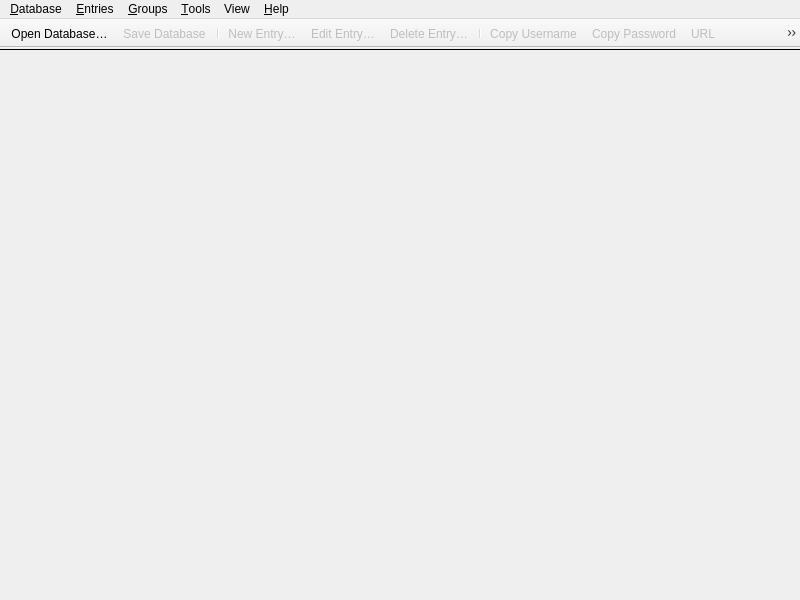
Before: the Qt Designer form src/gui/MainWindow.ui in keepassxreboot/keepassxc, drawn with Qt 5.
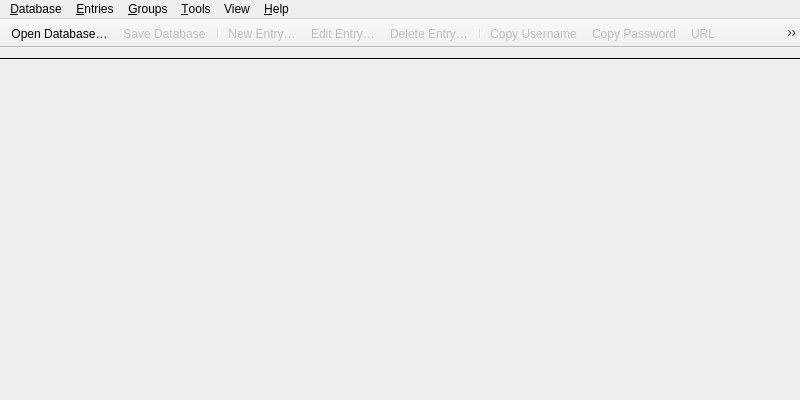
After: the same form once the commit is applied. Custom widgets are drawn as their Qt base class.

```diff
--- a/src/gui/MainWindow.ui
+++ b/src/gui/MainWindow.ui
@@ -10,13 +10,13 @@
     <x>0</x>
     <y>0</y>
     <width>800</width>
-    <height>600</height>
+    <height>200</height>
    </rect>
   </property>
   <property name="minimumSize">
    <size>
     <width>800</width>
-    <height>0</height>
+    <height>400</height>
    </size>
   </property>
   <property name="windowTitle">
@@ -33,9 +33,6 @@
     <property name="leftMargin">
      <number>0</number>
     </property>
-    <property name="topMargin">
-     <number>0</number>
-    </property>
     <property name="rightMargin">
      <number>0</number>
     </property>
```
